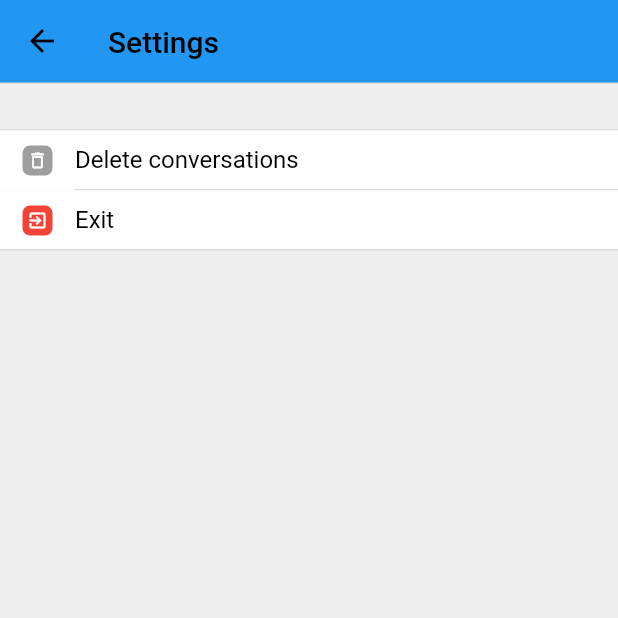
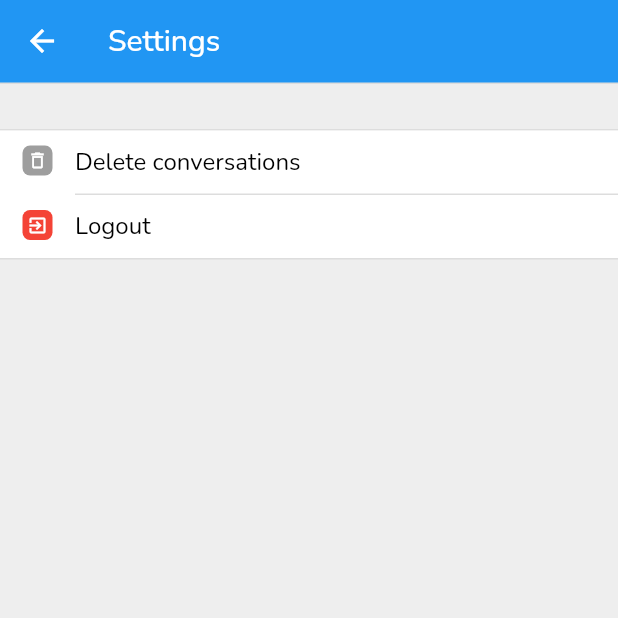
Before and after one commit to tranvinh97/vilichat, a Flutter app: the HomeScreen screen opened by its route, after a tap on the "settings" icon, on a phone screen of 412 x 824 dp, the top half of it. Run offline on Flutter 3.47's test engine with Material 2 defaults, Android fonts, the phone set to English and light mode, and no system bars; our stand-ins replace firebase_messaging, google_fonts, progress_dialog, shared_preferences, socket_io_client, sqflite; missing offline and left inert: emoji_picker; accounts and stored records are empty; network calls fail.

Commit message:
update UI

```diff
--- a/lib/src/screens/add_chat/add_chat_view.dart
+++ b/lib/src/screens/add_chat/add_chat_view.dart
@@ -31,7 +31,7 @@
         builder: (context, snapshot) {
           return Scaffold(
             appBar: CustomAppBar(
-              title: Text('New chat'),
+              title: Text('List friend'),
             ),
             body: renderUsers(),
           );
--- a/lib/src/screens/home/home_view.dart
+++ b/lib/src/screens/home/home_view.dart
@@ -42,7 +42,7 @@
       builder: (context, snapshot) {
         return Scaffold(
           appBar: CustomAppBar(
-            title: Text(_homeController.loading ? 'Connecting...' : 'Chats'),
+            title: Text(_homeController.loading ? 'Connecting...' : 'Vilichat'),
             actions: <Widget>[
               IconButton(
                 icon: Icon(Icons.settings),
@@ -60,7 +60,7 @@
             backgroundColor: Theme.of(context).primaryColor,
             child: Icon(
               Icons.message,
-              color: Theme.of(context).primaryColor,
+              color: Colors.white,
             ),
           ),
         );
@@ -69,20 +69,6 @@
   }
 
   Widget usersList(BuildContext context) {
-    // if (_homeController.loading) {
-    //   return SliverFillRemaining(
-    //     child: Center(
-    //       child: CupertinoActivityIndicator(),
-    //     ),
-    //   );
-    // }
-    // if (_homeController.error) {
-    //   return SliverFillRemaining(
-    //     child: Center(
-    //       child: Text('Ocorreu um erro ao buscar suas conversas.'),
-    //     ),
-    //   );
-    // }
     if (_homeController.chats.length == 0) {
       return Center(
         child: Text('You have no conversations.'),
--- a/lib/src/screens/login/login_view.dart
+++ b/lib/src/screens/login/login_view.dart
@@ -54,7 +54,7 @@
                           Text(
                             'To continue, fill in the fields below.',
                             style: TextStyle(
-                              fontSize: 12,
+                              fontSize: 14,
                             ),
                           ),
                           SizedBox(
--- a/lib/src/screens/register/register_view.dart
+++ b/lib/src/screens/register/register_view.dart
@@ -61,7 +61,7 @@
                           Text(
                             'Create an account on ViliChatApp.',
                             style: TextStyle(
-                              fontSize: 12,
+                              fontSize: 14,
                             ),
                           ),
                           SizedBox(
--- a/lib/src/screens/settings/settings_controller.dart
+++ b/lib/src/screens/settings/settings_controller.dart
@@ -82,7 +82,7 @@
   }
 
   openModalExitApp() {
-    String title = "Exit";
+    String title = "Logout";
     String description =
         "Are you sure you want to quit? Your conversations will be lost.";
     List<Widget> actions = [
@@ -94,7 +94,7 @@
       ),
       TextButton(
         child: Text(
-          Platform.isIOS ? 'Exit' : 'EXIT',
+          Platform.isIOS ? 'Logout' : 'LOGOUT',
           style: TextStyle(color: Platform.isIOS ? Colors.red : Colors.blue),
         ),
         onPressed: () {
--- a/lib/src/screens/settings/settings_view.dart
+++ b/lib/src/screens/settings/settings_view.dart
@@ -30,7 +30,7 @@
           return Scaffold(
             backgroundColor: Color(0xFFEEEEEE),
             appBar: CustomAppBar(
-              title: Text('Settings', style: TextStyle(color: Colors.black)),
+              title: Text('Settings', style: TextStyle(color: Colors.white)),
             ),
             body: SafeArea(
               child: Container(
@@ -52,7 +52,7 @@
                         SettingsItem(
                           icon: Icons.exit_to_app,
                           iconBackgroundColor: Colors.red,
-                          title: 'Exit',
+                          title: 'Logout',
                           onTap: _settingsController.openModalExitApp,
                         ),
                       ],
--- a/lib/src/widgets/chat_card.dart
+++ b/lib/src/widgets/chat_card.dart
@@ -60,7 +60,7 @@
                     ),
                   ),
                   radius: 20,
-                  backgroundColor: Colors.blue,
+                  backgroundColor: Color.fromARGB(255, 241, 142, 237),
                 ),
                 Expanded(
                   child: Padding(
@@ -109,7 +109,8 @@
                                   crossAxisAlignment: CrossAxisAlignment.end,
                                   children: <Widget>[
                                     Text(
-                                      UtilDates.getSendAtDayOrHour(chat.messages[0].sendAt),
+                                      UtilDates.getSendAtDayOrHour(
+                                          chat.messages[0].sendAt),
                                       style: TextStyle(
                                         color: _numberOfUnreadMessagesByMe() > 0
                                             ? Theme.of(context).primaryColor
--- a/lib/src/widgets/text_field_with_button.dart
+++ b/lib/src/widgets/text_field_with_button.dart
@@ -88,7 +88,7 @@
                                     horizontal: 10,
                                     vertical: 8,
                                   ),
-                                  hintText: 'Digite uma mensagem',
+                                  hintText: 'Type a message',
                                   hintStyle: TextStyle(
                                     fontSize: 14,
                                     color: Colors.grey,
```
Also changed, not shown: lib/main.dart (+6 -2 lines), lib/src/data/utils/dates.dart (+3 -5 lines), lib/src/screens/contact/contact_view.dart (+2 -9 lines), lib/src/utils/dates.dart (+3 -5 lines), pubspec.yaml (+14 -5 lines), assets/images/contact.jpg (added), pubspec.lock.
